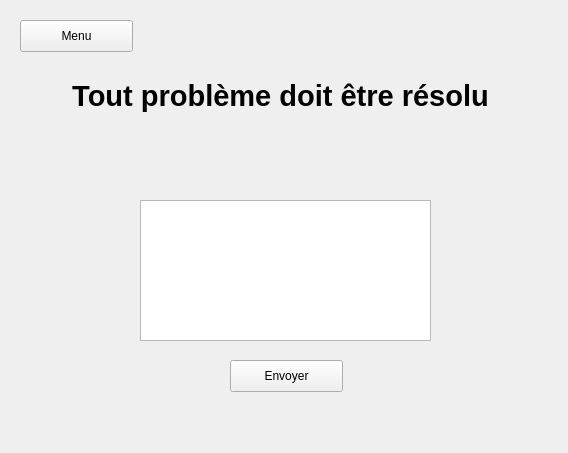
TitiCrou/TAC, file fenetreprobleme.ui: the form before one commit.
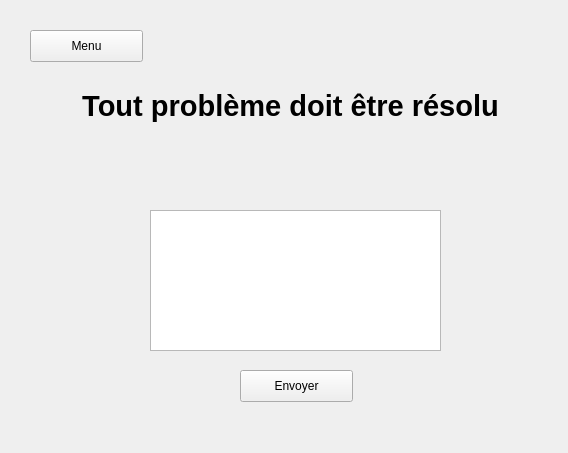
The form after the commit.

The edit to the form file:
```diff
--- a/fenetreprobleme.ui
+++ b/fenetreprobleme.ui
@@ -16,8 +16,8 @@
   <widget class="QWidget" name="centralWidget" native="true">
    <property name="geometry">
     <rect>
-     <x>10</x>
-     <y>10</y>
+     <x>20</x>
+     <y>20</y>
      <width>551</width>
      <height>431</height>
     </rect>
```
